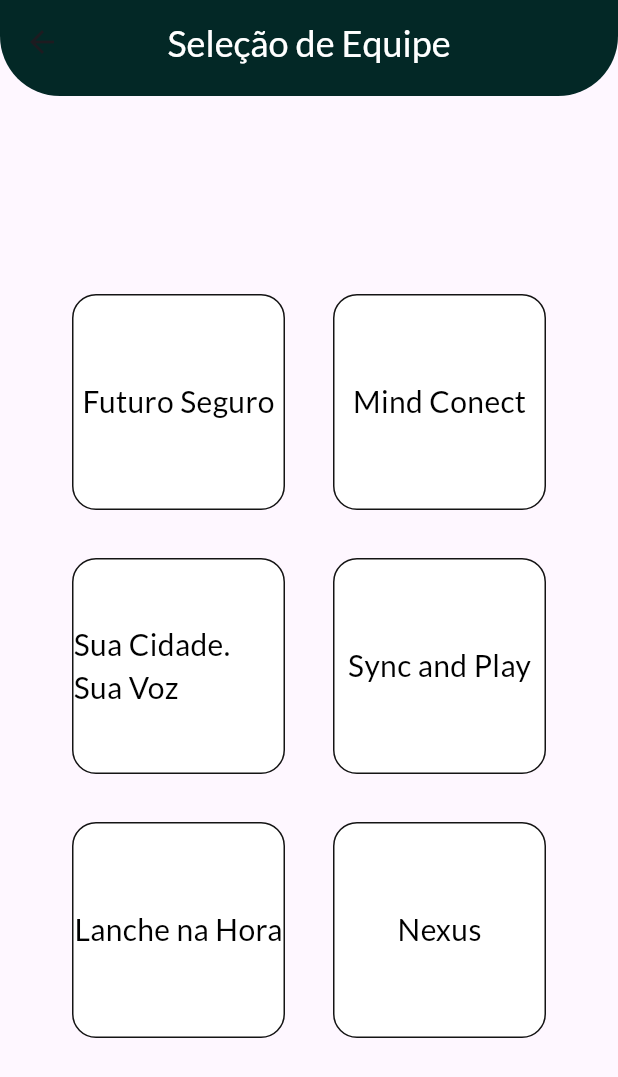
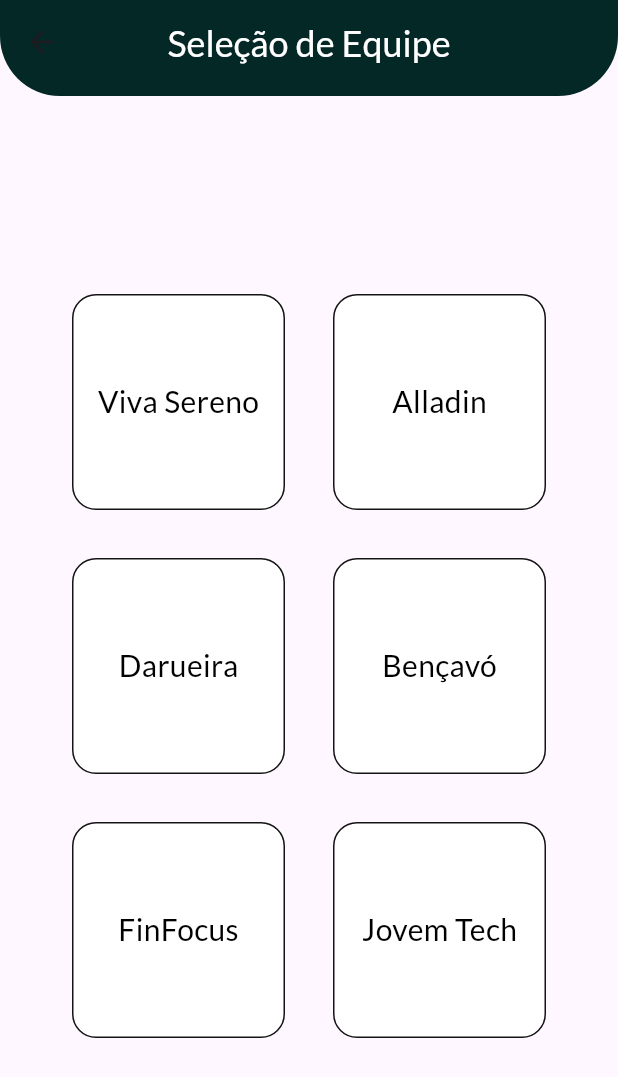
Before and after one commit to anselmomartins1918/Inspira, a Flutter app: the TeamSelection screen opened directly with empty values, on a phone screen of 412 x 824 dp. Shown: the top 1077 px of the screen. Run offline on Flutter 3.47's test engine with Material 3 defaults, Android fonts, the phone set to English and light mode, and no system bars; our stand-ins replace carousel_slider, cloud_firestore, firebase_auth, firebase_core, flutter_svg; accounts and stored records are empty.

Commit message:
feat: Change name of teams

```diff
--- a/lib/app/ui/pages/team_selection/team_selection_page.dart
+++ b/lib/app/ui/pages/team_selection/team_selection_page.dart
@@ -10,12 +10,12 @@ class TeamSelection extends StatelessWidget {
   });
 
   final List<String> teams = [
-    'Futuro Seguro',
-    'Mind Conect',
-    'Sua Cidade. Sua Voz',
-    'Sync and Play',
-    'Lanche na Hora',
-    'Nexus',
+    'Viva Sereno',
+    'Alladin',
+    'Darueira',
+    'Bençavó',
+    'FinFocus',
+    'Jovem Tech',
   ];
 
   @override
```
